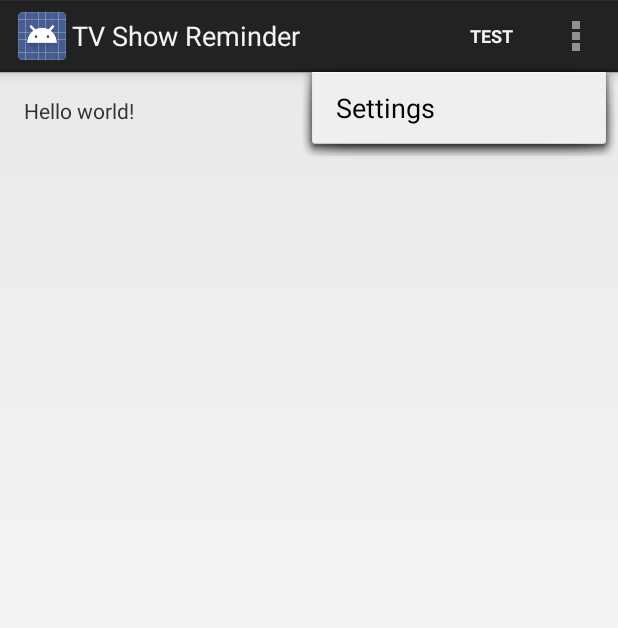
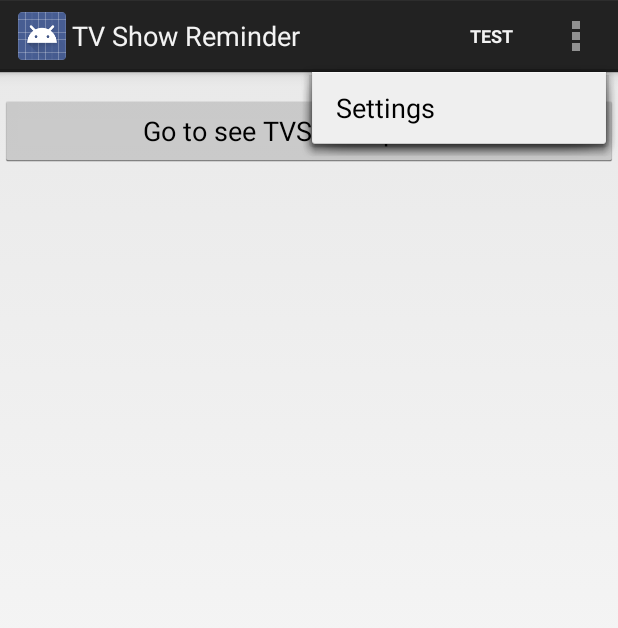
Before and after one commit to monilip/tv-show-reminder, an Android app: the screen it shows after launch (MainActivity), with the options menu open, on a phone screen of 412 x 824 dp. Shown: the top 628 px of the screen. Run offline under Robolectric (Android 15) with nearby library versions, the phone set to English and light mode, and no system bars.

Commit message:
New Activity and simple ListView

```diff
--- a/app/src/main/java/monilip/tvshowreminder/MainActivity.java
+++ b/app/src/main/java/monilip/tvshowreminder/MainActivity.java
@@ -1,10 +1,13 @@
 package monilip.tvshowreminder;
 
 import android.app.Activity;
+import android.content.Intent;
 import android.os.Bundle;
 import android.util.Log;
 import android.view.Menu;
 import android.view.MenuItem;
+import android.view.View;
+import android.widget.Button;
 
 import monilip.tvshowreminder.database.DatabaseHandler;
 import monilip.tvshowreminder.database.Episode;
@@ -17,6 +20,22 @@ public class MainActivity extends Activity {
     protected void onCreate(Bundle savedInstanceState) {
         super.onCreate(savedInstanceState);
         setContentView(R.layout.activity_main);
+
+        Button btnTVShowScreen = (Button) findViewById(R.id.btnTVShowScreen);
+        //Listening to button event
+        btnTVShowScreen.setOnClickListener(new View.OnClickListener() {
+
+            public void onClick(View arg0) {
+                //Starting a new Intent
+                Intent tvshowScreen = new Intent(getApplicationContext(), TVShowActivity.class);
+
+                //Sending data to another Activity
+                tvshowScreen.putExtra("name", "Gotham");
+
+                startActivity(tvshowScreen);
+
+            }
+        });
     }
 
 
--- a/app/src/main/res/layout/activity_main.xml
+++ b/app/src/main/res/layout/activity_main.xml
@@ -1,11 +1,10 @@
-<RelativeLayout xmlns:android="http://schemas.android.com/apk/res/android"
-    xmlns:tools="http://schemas.android.com/tools" android:layout_width="match_parent"
-    android:layout_height="match_parent" android:paddingLeft="@dimen/activity_horizontal_margin"
-    android:paddingRight="@dimen/activity_horizontal_margin"
-    android:paddingTop="@dimen/activity_vertical_margin"
-    android:paddingBottom="@dimen/activity_vertical_margin" tools:context=".MainActivity">
-
-    <TextView android:text="@string/hello_world" android:layout_width="wrap_content"
-        android:layout_height="wrap_content" />
-
-</RelativeLayout>
+<LinearLayout xmlns:android="http://schemas.android.com/apk/res/android"
+    android:orientation="vertical"
+    android:layout_width="fill_parent"
+    android:layout_height="fill_parent">
+    <Button android:id="@+id/btnTVShowScreen"
+        android:layout_width="fill_parent"
+        android:layout_height="wrap_content"
+        android:text="Go to see TVShow episodes"
+        android:layout_marginTop="15dip"/>
+</LinearLayout>
--- /dev/null
+++ b/app/src/main/res/menu/menu_tvshow.xml
@@ -0,0 +1,6 @@
+<menu xmlns:android="http://schemas.android.com/apk/res/android"
+    xmlns:tools="http://schemas.android.com/tools"
+    tools:context="monilip.tvshowreminder.TVShowActivity">
+    <item android:id="@+id/action_settings" android:title="@string/action_settings"
+        android:orderInCategory="100" android:showAsAction="never" />
+</menu>
--- a/app/src/main/res/values/strings.xml
+++ b/app/src/main/res/values/strings.xml
@@ -4,5 +4,6 @@
     <string name="app_name">TV Show Reminder</string>
     <string name="hello_world">Hello world!</string>
     <string name="action_settings">Settings</string>
+    <string name="title_activity_tvshow">TVShowActivity</string>
 
 </resources>
```
Also changed, not shown: app/src/main/AndroidManifest.xml (+8 -3 lines), app/src/main/java/monilip/tvshowreminder/TVShowActivity.java (added, +71 -0 lines), app/src/main/res/layout/activity_tvshow.xml (added, +16 -0 lines), app/src/main/res/layout/episodes_item.xml (added, +9 -0 lines).
